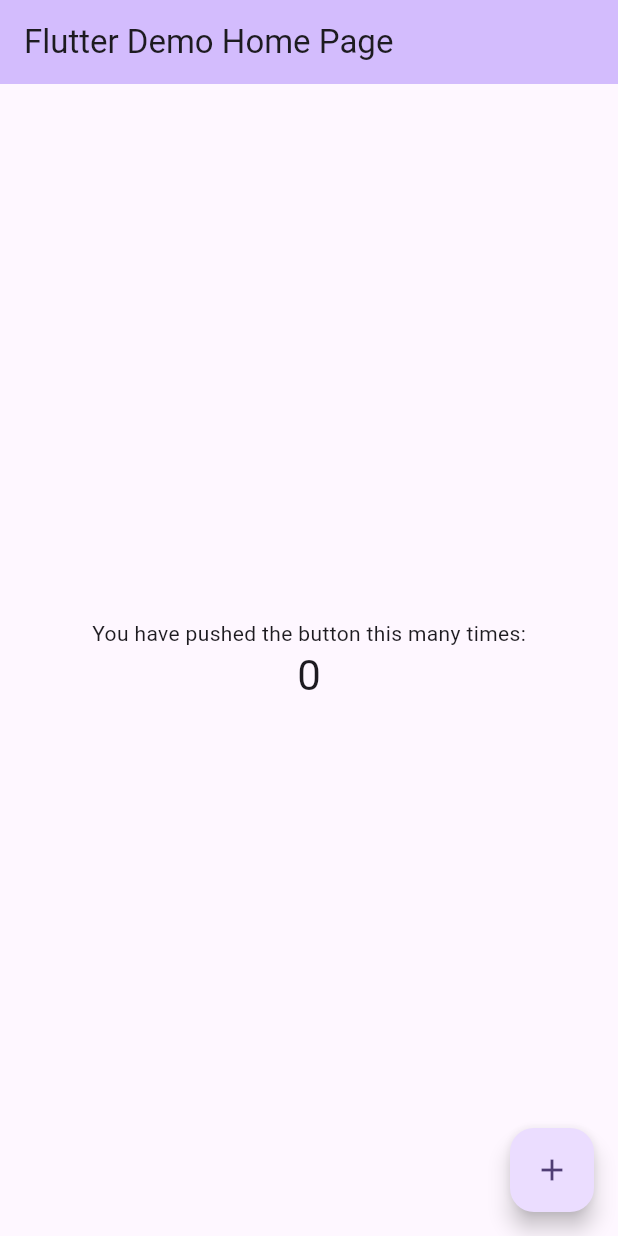
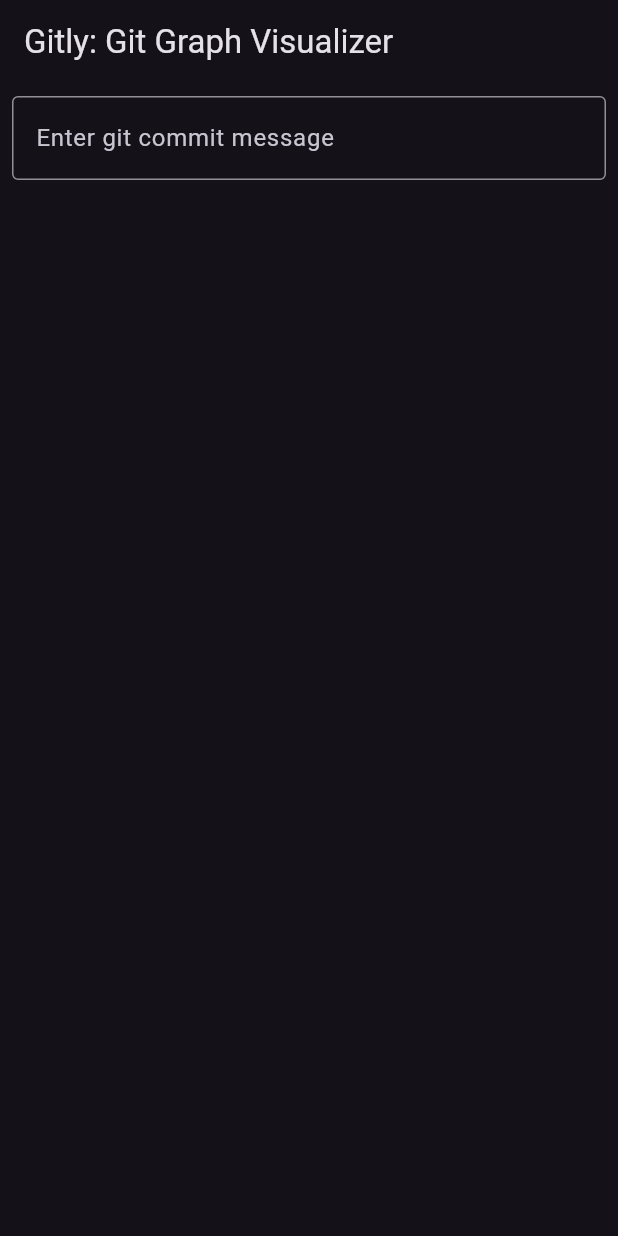
Before and after one commit to ymadz/gitly, a Flutter app: the screen it shows after launch, on a phone screen of 412 x 824 dp. Run offline on Flutter 3.47's test engine with Material 3 defaults, Android fonts, the phone set to English and light mode, and no system bars.

Commit message:
feature: overall app layout with visual representation of commands

```diff
--- /dev/null
+++ b/gitly/lib/git_graph.dart
@@ -0,0 +1,141 @@
+import 'package:flutter/material.dart';
+
+class GitNode {
+  final String id;
+  final String message;
+  final List<String> parentIds;
+  final String branch;
+  final Offset position;
+
+  GitNode({
+    required this.id,
+    required this.message,
+    required this.parentIds,
+    required this.branch,
+    required this.position,
+  });
+}
+
+class GitGraphScreen extends StatefulWidget {
+  const GitGraphScreen({super.key});
+
+  @override
+  State<GitGraphScreen> createState() => _GitGraphScreenState();
+}
+
+class _GitGraphScreenState extends State<GitGraphScreen> {
+  List<GitNode> nodes = [];
+  String headId = "";
+  String currentBranch = "main";
+  double yOffset = 100;
+  int nodeCount = 0;
+
+  void _addCommit(String message) {
+    final String id = "c$nodeCount";
+    nodeCount++;
+
+    // Position the commit horizontally by order and vertically by branch
+    final int branchIndex = _getBranchIndex(currentBranch);
+    final Offset pos = Offset(100 + (nodeCount * 60), 100 + branchIndex * 100);
+
+    final GitNode node = GitNode(
+      id: id,
+      message: message,
+      parentIds: headId.isNotEmpty ? [headId] : [],
+      branch: currentBranch,
+      position: pos,
+    );
+
+    setState(() {
+      nodes.add(node);
+      headId = id;
+    });
+  }
+
+  int _getBranchIndex(String branchName) {
+    // For now, only main branch = 0
+    return 0;
+  }
+
+  @override
+  Widget build(BuildContext context) {
+    final TextEditingController controller = TextEditingController();
+
+    return Scaffold(
+      appBar: AppBar(title: const Text("Gitly: Git Graph Visualizer")),
+      body: Column(
+        children: [
+          Padding(
+            padding: const EdgeInsets.all(8.0),
+            child: TextField(
+              controller: controller,
+              decoration: const InputDecoration(
+                labelText: "Enter git commit message",
+                border: OutlineInputBorder(),
+              ),
+              onSubmitted: (val) {
+                if (val.isNotEmpty) _addCommit(val);
+              },
+            ),
+          ),
+          Expanded(
+            child: CustomPaint(
+              painter: GitGraphPainter(nodes: nodes, headId: headId),
+              child: Container(),
+            ),
+          ),
+        ],
+      ),
+    );
+  }
+}
+
+class GitGraphPainter extends CustomPainter {
+  final List<GitNode> nodes;
+  final String headId;
+
+  GitGraphPainter({required this.nodes, required this.headId});
+
+  @override
+  void paint(Canvas canvas, Size size) {
+    final nodePaint = Paint()..color = Colors.yellow;
+    final linePaint = Paint()
+      ..color = Colors.white
+      ..strokeWidth = 2;
+
+    for (var node in nodes) {
+      // Draw lines to parent nodes
+      for (var parentId in node.parentIds) {
+        final parent = nodes.firstWhere((n) => n.id == parentId, orElse: () => node);
+        canvas.drawLine(parent.position, node.position, linePaint);
+      }
+
+      // Draw commit node
+      canvas.drawRect(
+        Rect.fromCenter(center: node.position, width: 20, height: 20),
+        nodePaint,
+      );
+
+      // Draw message text
+      final textPainter = TextPainter(
+        text: TextSpan(
+          text: node.message,
+          style: const TextStyle(color: Colors.white, fontSize: 10),
+        ),
+        textDirection: TextDirection.ltr,
+      );
+      textPainter.layout(minWidth: 0, maxWidth: 150);
+      textPainter.paint(canvas, node.position + const Offset(10, -10));
+    }
+
+    // Draw HEAD pointer
+    if (headId.isNotEmpty) {
+      final headNode = nodes.firstWhere((n) => n.id == headId);
+      final headPaint = Paint()..color = Colors.cyan;
+      canvas.drawCircle(headNode.position + const Offset(0, -30), 8, headPaint);
+    }
+  }
+
+  @override
+  bool shouldRepaint(CustomPainter oldDelegate) => true;
+}
--- a/gitly/lib/main.dart
+++ b/gitly/lib/main.dart
@@ -1,125 +1,18 @@
 import 'package:flutter/material.dart';
+import 'git_graph.dart';
 
-void main() {
-  runApp(const MyApp());
-}
+void main() => runApp(const GitlyGraphApp());
 
-class MyApp extends StatelessWidget {
-  const MyApp({super.key});
+class GitlyGraphApp extends StatelessWidget {
+  const GitlyGraphApp({super.key});
 
-  // This widget is the root of your application.
   @override
   Widget build(BuildContext context) {
     return MaterialApp(
-      title: 'Flutter Demo',
-      theme: ThemeData(
-        // This is the theme of your application.
-        //
-        // TRY THIS: Try running your application with "flutter run". You'll see
-        // the application has a purple toolbar. Then, without quitting the app,
-        // try changing the seedColor in the colorScheme below to Colors.green
-        // and then invoke "hot reload" (save your changes or press the "hot
-        // reload" button in a Flutter-supported IDE, or press "r" if you used
-        // the command line to start the app).
-        //
-        // Notice that the counter didn't reset back to zero; the application
-        // state is not lost during the reload. To reset the state, use hot
-        // restart instead.
-        //
-        // This works for code too, not just values: Most code changes can be
-        // tested with just a hot reload.
-        colorScheme: ColorScheme.fromSeed(seedColor: Colors.deepPurple),
-        useMaterial3: true,
-      ),
-      home: const MyHomePage(title: 'Flutter Demo Home Page'),
+      title: 'Gitly Graph',
+      theme: ThemeData.dark(),
+      debugShowCheckedModeBanner: false,
+      home: const GitGraphScreen(),
     );
   }
 }
-
-class MyHomePage extends StatefulWidget {
-  const MyHomePage({super.key, required this.title});
-
-  // This widget is the home page of your application. It is stateful, meaning
-  // that it has a State object (defined below) that contains fields that affect
-  // how it looks.
-
-  // This class is the configuration for the state. It holds the values (in this
-  // case the title) provided by the parent (in this case the App widget) and
-  // used by the build method of the State. Fields in a Widget subclass are
-  // always marked "final".
-
-  final String title;
-
-  @override
-  State<MyHomePage> createState() => _MyHomePageState();
-}
-
-class _MyHomePageState extends State<MyHomePage> {
-  int _counter = 0;
-
-  void _incrementCounter() {
-    setState(() {
-      // This call to setState tells the Flutter framework that something has
-      // changed in this State, which causes it to rerun the build method below
-      // so that the display can reflect the updated values. If we changed
-      // _counter without calling setState(), then the build method would not be
-      // called again, and so nothing would appear to happen.
-      _counter++;
-    });
-  }
-
-  @override
-  Widget build(BuildContext context) {
-    // This method is rerun every time setState is called, for instance as done
-    // by the _incrementCounter method above.
-    //
-    // The Flutter framework has been optimized to make rerunning build methods
-    // fast, so that you can just rebuild anything that needs updating rather
-    // than having to individually change instances of widgets.
-    return Scaffold(
-      appBar: AppBar(
-        // TRY THIS: Try changing the color here to a specific color (to
-        // Colors.amber, perhaps?) and trigger a hot reload to see the AppBar
-        // change color while the other colors stay the same.
-        backgroundColor: Theme.of(context).colorScheme.inversePrimary,
-        // Here we take the value from the MyHomePage object that was created by
-        // the App.build method, and use it to set our appbar title.
-        title: Text(widget.title),
-      ),
-      body: Center(
-        // Center is a layout widget. It takes a single child and positions it
-        // in the middle of the parent.
-        child: Column(
-          // Column is also a layout widget. It takes a list of children and
-          // arranges them vertically. By default, it sizes itself to fit its
-          // children horizontally, and tries to be as tall as its parent.
-          //
-          // Column has various properties to control how it sizes itself and
-          // how it positions its children. Here we use mainAxisAlignment to
-          // center the children vertically; the main axis here is the vertical
-          // axis because Columns are vertical (the cross axis would be
-          // horizontal).
-          //
-          // TRY THIS: Invoke "debug painting" (choose the "Toggle Debug Paint"
-          // action in the IDE, or press "p" in the console), to see the
-          // wireframe for each widget.
-          mainAxisAlignment: MainAxisAlignment.center,
-          children: <Widget>[
-            const Text(
-              'You have pushed the button this many times:',
-            ),
-            Text(
-              '$_counter',
-              style: Theme.of(context).textTheme.headlineMedium,
-            ),
-          ],
-        ),
-      ),
-      floatingActionButton: FloatingActionButton(
-        onPressed: _incrementCounter,
-        tooltip: 'Increment',
-        child: const Icon(Icons.add),
-      ), // This trailing comma makes auto-formatting nicer for build methods.
-    );
-  }
-}
```
Also changed, not shown: gitly/pubspec.lock, 1 other file.
